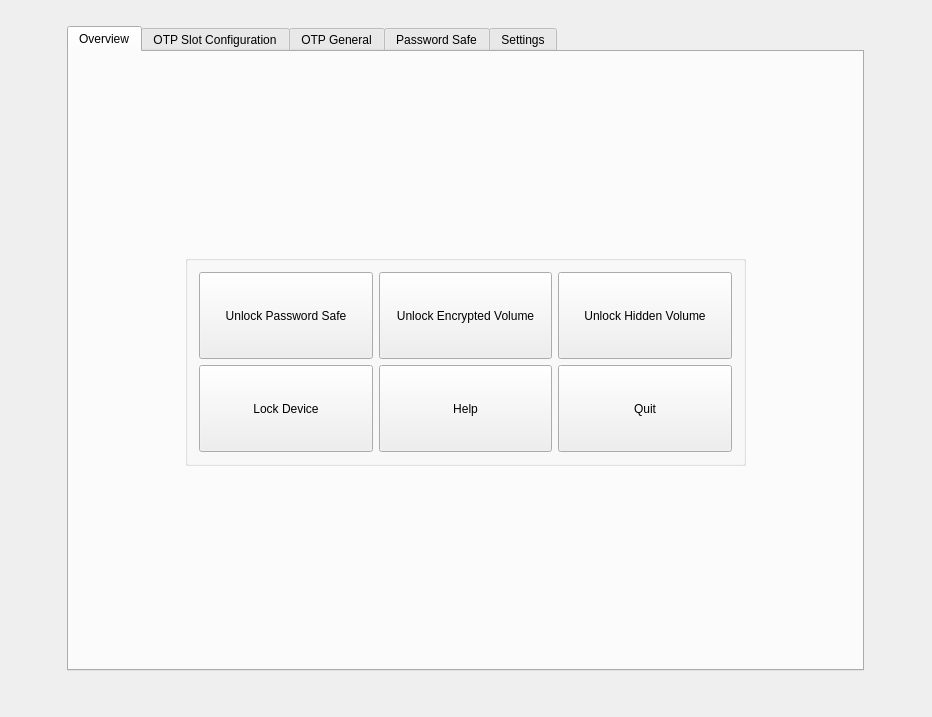
Old version of the form src/ui/mainwindow.ui in the repository Nitrokey/nitrokey-app.
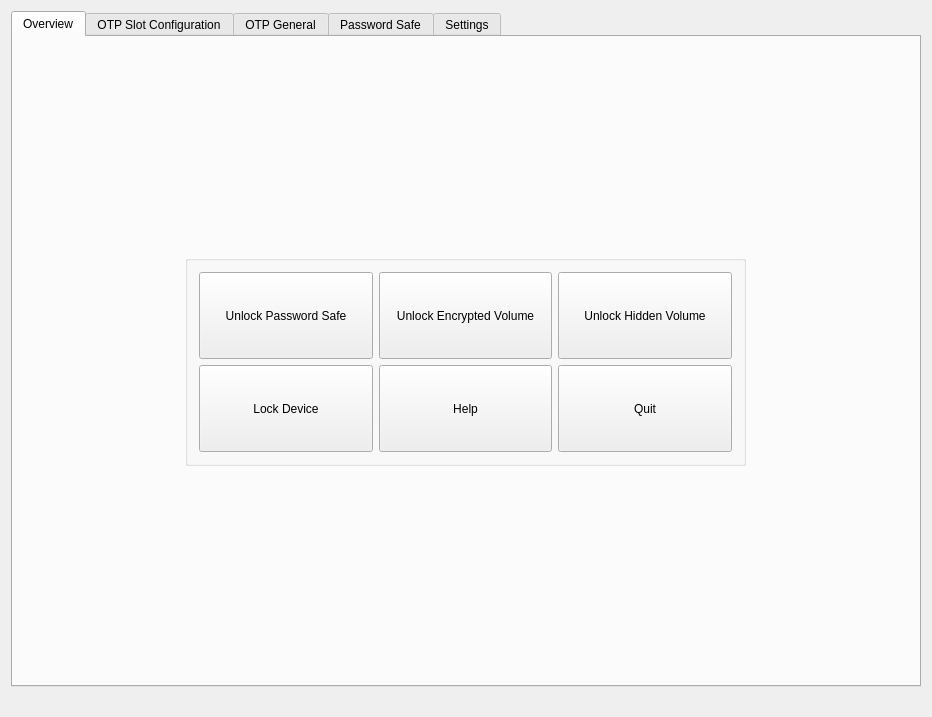
New version of the form. Icons and pictures are not drawn.

Commit message: Main window content will now expand to whole available space

What changed in the file:
```diff
--- a/src/ui/mainwindow.ui
+++ b/src/ui/mainwindow.ui
@@ -30,8 +30,8 @@
    <set>QMainWindow::AllowTabbedDocks|QMainWindow::AnimatedDocks</set>
   </property>
   <widget class="QWidget" name="centralWidget">
-   <layout class="QGridLayout" name="gridLayout_2">
-    <item row="0" column="0" alignment="Qt::AlignHCenter|Qt::AlignVCenter">
+   <layout class="QVBoxLayout" name="verticalLayout">
+    <item>
      <widget class="QTabWidget" name="tabWidget">
       <property name="sizePolicy">
        <sizepolicy hsizetype="MinimumExpanding" vsizetype="MinimumExpanding">
```
